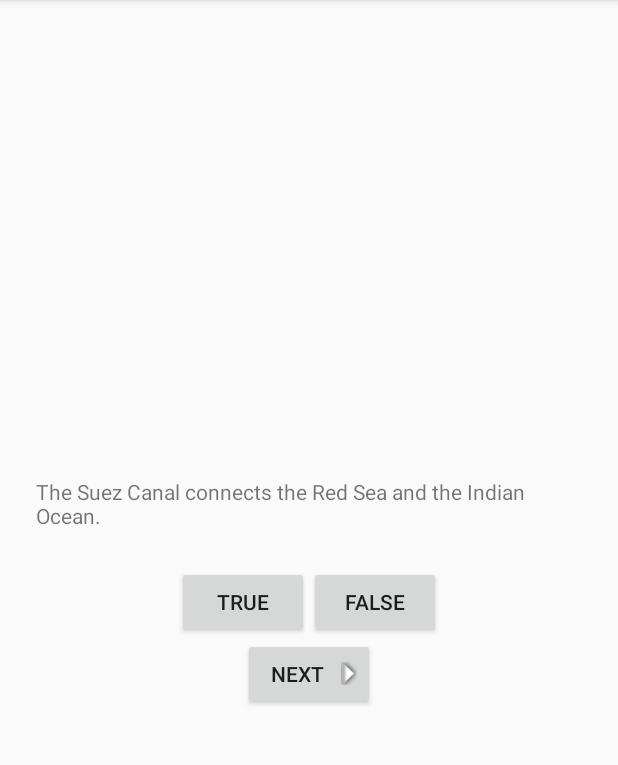
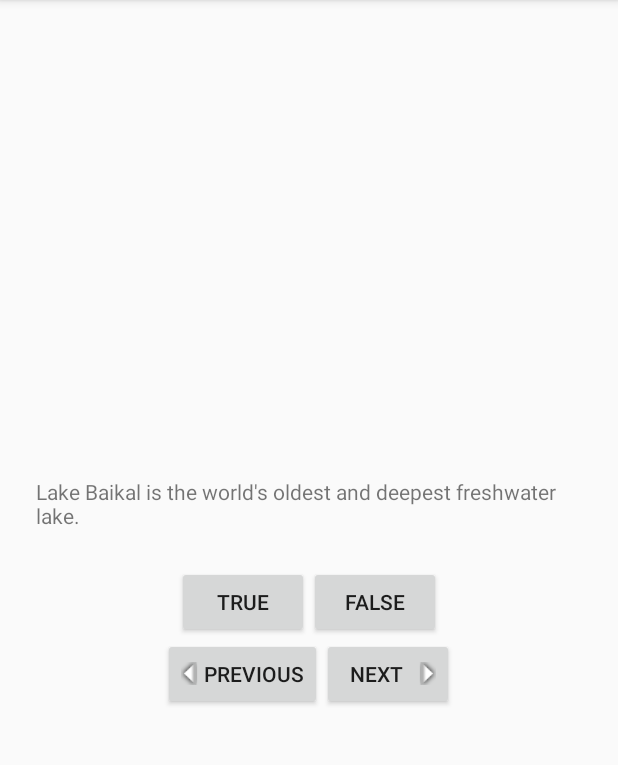
Before and after one commit to BrandonLMorris/AndroidProgramming, an Android app: the screen it shows after launch (QuizActivity), in the options menu, after a tap on "Settings", on a phone screen of 412 x 824 dp, the part 84-849 px from its top. Run offline under Robolectric (Android 15) with nearby library versions, the phone set to English and light mode, and no system bars.

Commit message:
Added previous button

```diff
--- a/GeoQuiz/app/src/main/java/com/example/bmorris/geoquiz/QuizActivity.java
+++ b/GeoQuiz/app/src/main/java/com/example/bmorris/geoquiz/QuizActivity.java
@@ -15,6 +15,7 @@ public class QuizActivity extends ActionBarActivity {
     private Button mTrueButton;
     private Button mFalseButton;
     private Button mNextButton;
+    private Button mPrevButton;
     private TextView mQuestionTextView;
 
     private TrueFalse[] mQuestionBank = new TrueFalse[] {
@@ -52,6 +53,13 @@ public class QuizActivity extends ActionBarActivity {
         setContentView(R.layout.activity_quiz);
 
         mQuestionTextView = (TextView)findViewById(R.id.question_text_view);
+        mQuestionTextView.setOnClickListener(new View.OnClickListener() {
+            @Override
+            public void onClick(View v) {
+                mCurrentIndex = (mCurrentIndex + 1) % mQuestionBank.length;
+                updateQuestion();
+            }
+        });
 
         mTrueButton = (Button)findViewById(R.id.true_button);
         mTrueButton.setOnClickListener(new View.OnClickListener() {
@@ -74,6 +82,19 @@ public class QuizActivity extends ActionBarActivity {
             @Override
             public void onClick(View v) {
                 mCurrentIndex = (mCurrentIndex + 1) % mQuestionBank.length;
+                updateQuestion();
+            }
+        });
+
+        mPrevButton = (Button)findViewById(R.id.prev_button);
+        mPrevButton.setOnClickListener(new View.OnClickListener() {
+            @Override
+            public void onClick(View v) {
+                if(mCurrentIndex == 0) {
+                    mCurrentIndex = mQuestionBank.length - 1;
+                } else {
+                    mCurrentIndex = (mCurrentIndex + 1) % mQuestionBank.length;
+                }
                 updateQuestion();
             }
         });
--- a/GeoQuiz/app/src/main/res/layout/activity_quiz.xml
+++ b/GeoQuiz/app/src/main/res/layout/activity_quiz.xml
@@ -31,6 +31,20 @@
 
     </LinearLayout>
 
+    <LinearLayout
+        android:layout_width="wrap_content"
+        android:layout_height="wrap_content"
+        android:orientation="horizontal">
+
+        <Button
+            android:id="@+id/prev_button"
+            android:layout_width="wrap_content"
+            android:layout_height="wrap_content"
+            android:text="@string/prev_button"
+            android:drawableLeft="@drawable/arrow_left"
+            android:drawablePadding="4dp"
+            />
+
         <Button
             android:id="@+id/next_button"
             android:layout_width="wrap_content"
@@ -41,3 +55,5 @@
             />
 
     </LinearLayout>
+
+</LinearLayout>
--- a/GeoQuiz/app/src/main/res/values/strings.xml
+++ b/GeoQuiz/app/src/main/res/values/strings.xml
@@ -5,6 +5,7 @@
     <string name="true_button">True</string>
     <string name="false_button">False</string>
     <string name="next_button">Next</string>
+    <string name="prev_button">Previous</string>
     <string name="correct_toast">Correct!</string>
     <string name="incorrect_toast">Incorrect!</string>
     <string name="action_settings">Settings</string>
```
Lines whose indentation alone changed are shown as unchanged.
